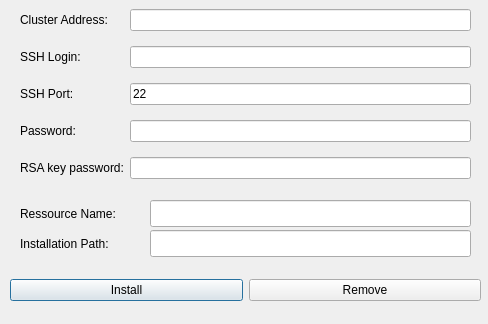
Before: the Qt Designer form python/soma/workflow/gui/ServerNewDlg.ui in populse/soma-workflow, drawn with Qt 5.
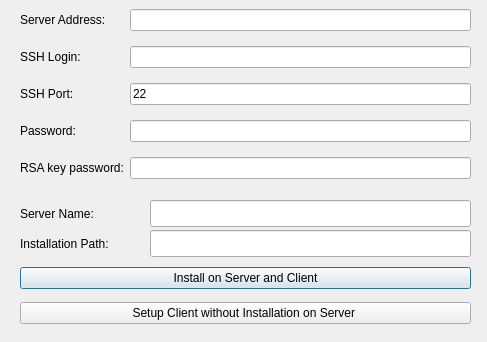
After: the same form once the commit is applied.

```diff
--- a/python/soma/workflow/gui/ServerNewDlg.ui
+++ b/python/soma/workflow/gui/ServerNewDlg.ui
@@ -6,8 +6,8 @@
    <rect>
     <x>0</x>
     <y>0</y>
-    <width>488</width>
-    <height>324</height>
+    <width>487</width>
+    <height>342</height>
    </rect>
   </property>
   <property name="windowTitle">
@@ -60,7 +60,7 @@
     <item row="1" column="0">
      <widget class="QLabel" name="label_5">
       <property name="text">
-       <string>Cluster Address:</string>
+       <string>Server Address:</string>
       </property>
      </widget>
     </item>
@@ -93,24 +93,24 @@
   <widget class="QWidget" name="gridLayoutWidget_2">
    <property name="geometry">
     <rect>
-     <x>10</x>
-     <y>270</y>
-     <width>471</width>
-     <height>41</height>
+     <x>20</x>
+     <y>260</y>
+     <width>451</width>
+     <height>71</height>
     </rect>
    </property>
    <layout class="QGridLayout" name="gridLayout_2">
-    <item row="1" column="0">
+    <item row="0" column="0">
      <widget class="QPushButton" name="pushButton_Install">
       <property name="text">
-       <string>Install</string>
+       <string>Install on Server and Client</string>
       </property>
      </widget>
     </item>
-    <item row="1" column="2">
-     <widget class="QPushButton" name="pushButton_3">
+    <item row="1" column="0">
+     <widget class="QPushButton" name="pushButton_Connect">
       <property name="text">
-       <string>Remove</string>
+       <string>Setup Client without Installation on Server </string>
       </property>
      </widget>
     </item>
@@ -126,7 +126,7 @@
     </rect>
    </property>
    <property name="text">
-    <string>Ressource Name:</string>
+    <string>Server Name:</string>
    </property>
   </widget>
   <widget class="QLineEdit" name="lineEdit_ResName">
```
Left out of the diff: 1 changed line with no effect on the pictures.
